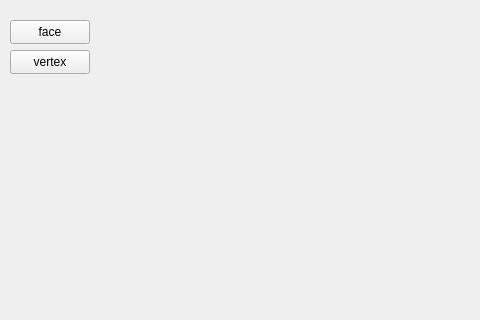
The window that PCA_toss_compression_QT/openglwidget.ui (aelim0409/Qt_practice) describes before a commit, drawn with Qt 5; both pictures show x 0 to 480 and y 0 to 320 of the 800 by 600 pixel window.
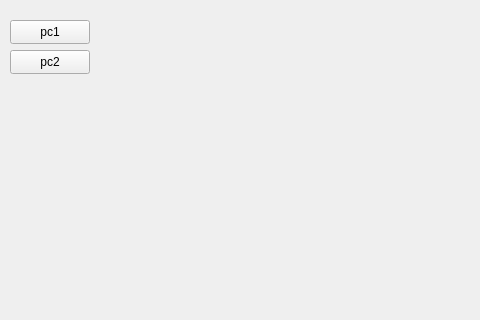
The same window after the commit.

Patch:
```diff
--- a/PCA_toss_compression_QT/openglwidget.ui
+++ b/PCA_toss_compression_QT/openglwidget.ui
@@ -23,7 +23,7 @@
     </rect>
    </property>
    <property name="text">
-    <string>face</string>
+    <string>pc1</string>
    </property>
   </widget>
   <widget class="QPushButton" name="pushButton_2">
@@ -36,7 +36,7 @@
     </rect>
    </property>
    <property name="text">
-    <string>vertex</string>
+    <string>pc2</string>
    </property>
   </widget>
  </widget>
```
